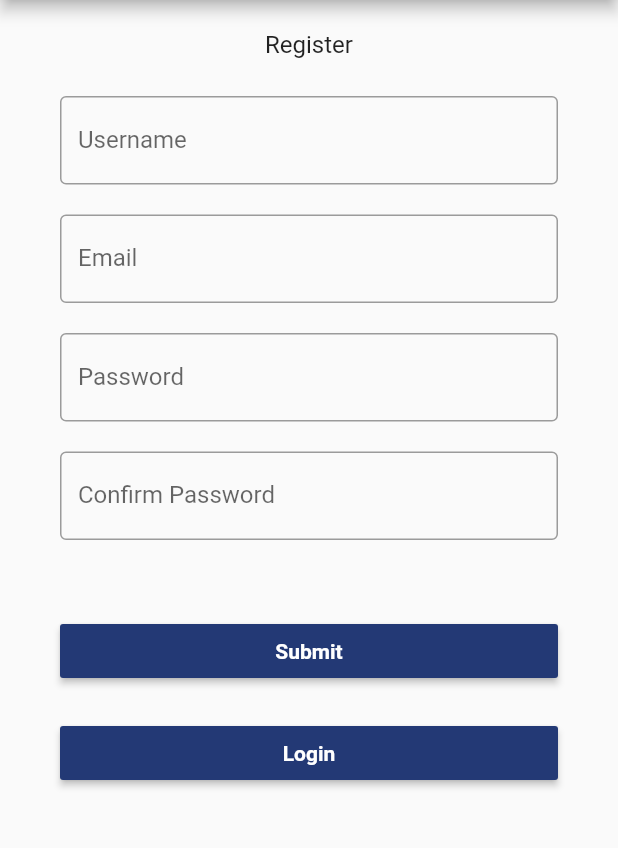
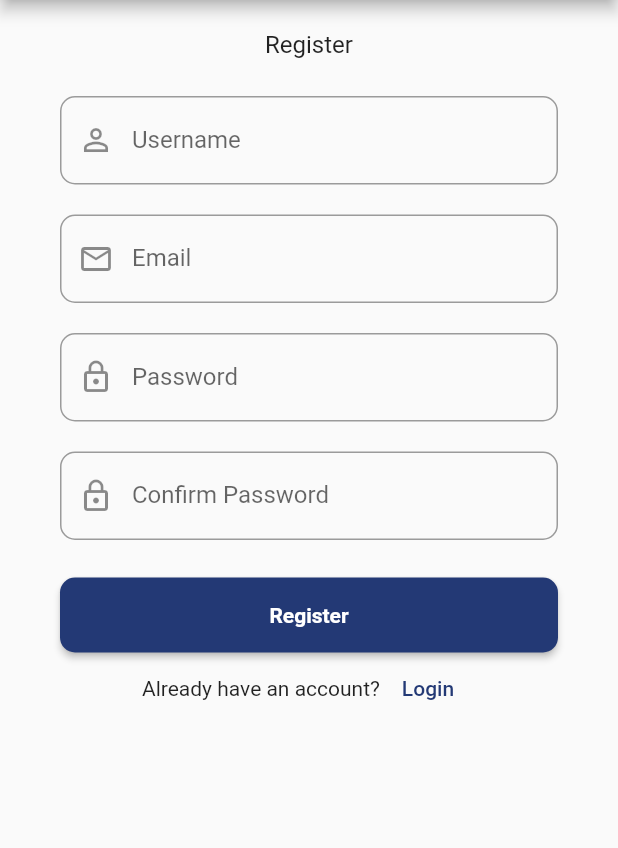
Before and after one commit to z3ro647/task3, a Flutter app: the screen it shows after launch, after a tap on "Login", after a tap on "Register", on a phone screen of 412 x 824 dp, the part 84-932 px from its top. Run offline on Flutter 3.47's test engine with Material 2 defaults, Android fonts, the phone set to English and light mode, and no system bars; our stand-ins replace sqflite; accounts and stored records are empty.

Commit message:
Redesign Login, Forget Password, Register Screen with validation

```diff
--- a/lib/main.dart
+++ b/lib/main.dart
@@ -3,6 +3,7 @@ import 'dart:async';
 import 'package:flutter/material.dart';
 import 'package:task3/color.dart';
 import 'package:task3/screen/splashscreen.dart';
+import 'package:task3/screens.dart';
 
 void main() {
   runApp(const MyApp());
--- a/lib/screen/loginscreen.dart
+++ b/lib/screen/loginscreen.dart
@@ -62,23 +62,24 @@ class _LoginScreenState extends State<LoginScreen> {
   @override
   Widget build(BuildContext context) {
     return Scaffold(
-      appBar: AppBar(
-          backgroundColor: CustomColor.blue,
-          toolbarHeight: 250,
-          title: const Center(
-            child: Text(
-              'Task 3',
-              style: TextStyle(fontSize: 25),
-            ),
-          )),
+      // appBar: AppBar(
+      //     backgroundColor: CustomColor.blue,
+      //     toolbarHeight: 250,
+      //     title: const Center(
+      //       child: Text(
+      //         'Task 3',
+      //         style: TextStyle(fontSize: 25),
+      //       ),
+      //     )),
       body: ListView(
         children: <Widget>[
-          const SizedBox(
-            height: 40,
+          SizedBox(
+            height: 220.0,
+            child: Image.asset('assets/images/reward.jpg'),
           ),
           const Text(
             'Login',
-            style: TextStyle(fontSize: 16),
+            style: TextStyle(fontSize: 20, color: CustomColor.blue),
             textAlign: TextAlign.center,
           ),
           const SizedBox(
@@ -95,6 +96,7 @@ class _LoginScreenState extends State<LoginScreen> {
                       controller: usernameOremailController,
                       labeltext: 'Username/Email',
                       hinttext: 'Username/Email',
+                      icon: Icons.person,
                       obsecure: false,
                     ),
                     const SizedBox(
@@ -104,23 +106,37 @@ class _LoginScreenState extends State<LoginScreen> {
                       controller: passwordController,
                       labeltext: 'Password',
                       hinttext: 'Password',
+                      icon: Icons.lock,
                       obsecure: true,
                     ),
                   ],
                 )),
           ),
           const SizedBox(
-            height: 20,
+            height: 5,
           ),
+          TextButton(
+              onPressed: () {
+                Navigator.push(
+                    context,
+                    MaterialPageRoute(
+                        builder: (context) => const ForgotPassword()));
+              },
+              child: const Text(
+                'Forgot Password ?',
+                style: TextStyle(color: CustomColor.blue),
+              )),
           Padding(
             padding: const EdgeInsets.symmetric(horizontal: 40),
-            child: Row(
-              mainAxisAlignment: MainAxisAlignment.spaceBetween,
-              children: <Widget>[
-                SizedBox(
-                  width: 140,
-                  child: RaisedButton(
-                    color: CustomColor.blue,
+            child: SizedBox(
+              height: 50,
+              child: ElevatedButton(
+                style: ElevatedButton.styleFrom(
+                  primary: CustomColor.blue,
+                  shape: RoundedRectangleBorder(
+                    borderRadius: BorderRadius.circular(10)
+                  )
+                ),
                 onPressed: () {
                   if (_formKey.currentState!.validate()) {
                     setState(() {
@@ -137,40 +153,24 @@ class _LoginScreenState extends State<LoginScreen> {
                 ),
               ),
             ),
-                SizedBox(
-                  width: 140,
-                  child: RaisedButton(
-                      color: CustomColor.blue,
-                      onPressed: () => Navigator.push(
+          ),
+          Row(
+            mainAxisAlignment: MainAxisAlignment.center,
+            children: [
+              const Text("Don't have an account yet?"),
+              Builder(
+                  builder: (context) => TextButton(
+                      onPressed: () {
+                        Navigator.push(
                             context,
                             MaterialPageRoute(
-                              builder: (context) => const ForgotPassword())),
-                      child: const Text(
-                        'Forgot Password',
-                        style: TextStyle(
-                            color: Colors.white, fontWeight: FontWeight.bold),
-                      )),
-                )
-              ],
-            ),
-          ),
-          const SizedBox(
-            height: 20,
-          ),
-          Padding(
-            padding: const EdgeInsets.symmetric(horizontal: 40),
-            child: RaisedButton(
-              color: CustomColor.blue,
-              onPressed: () => Navigator.push(
-                  context,
-                  MaterialPageRoute(
-                      builder: (context) => const RegisterScreen())),
+                                builder: (context) => const RegisterScreen()));
+                      },
                       child: const Text(
                         'Register',
-                style:
-                    TextStyle(color: Colors.white, fontWeight: FontWeight.bold),
-              ),
-            ),
+                        style: TextStyle(color: CustomColor.blue),
+                      ))),
+            ],
           ),
         ],
       ),
@@ -184,11 +184,13 @@ class LoginFormWidget extends StatelessWidget {
       required this.controller,
       required this.labeltext,
       required this.hinttext,
-      required this.obsecure})
+      required this.obsecure,
+      required this.icon})
       : super(key: key);
   final TextEditingController controller;
   final String labeltext;
   final String hinttext;
+  final IconData icon;
   final bool obsecure;
 
   @override
@@ -205,8 +207,12 @@ class LoginFormWidget extends StatelessWidget {
       decoration: InputDecoration(
         labelText: labeltext,
         hintText: hinttext,
-        border: const OutlineInputBorder(
-            borderSide: BorderSide(color: Colors.grey)),
+        prefixIcon: Icon(
+          icon,
+        ),
+        border: OutlineInputBorder(
+            borderRadius: BorderRadius.circular(10),
+            borderSide: const BorderSide(color: Colors.grey)),
       ),
     );
   }
--- a/lib/screen/registerscreen.dart
+++ b/lib/screen/registerscreen.dart
@@ -83,28 +83,36 @@ class _RegisterScreenState extends State<RegisterScreen> {
                   CustomInputWidget(
                       controller: usernameController,
                       labeltext: 'Username',
-                      hinttext: 'Username'),
+                      hinttext: 'Username',
+                      icon: Icons.person_outline,
+                    ),
                   const SizedBox(
                     height: 20,
                   ),
                   CustomInputWidget(
                       controller: emailController,
                       labeltext: 'Email',
-                      hinttext: 'Email'),
+                      hinttext: 'Email',
+                      icon: Icons.mail_outline
+                    ),
                   const SizedBox(
                     height: 20,
                   ),
                   CustomInputWidget(
                       controller: passwordController,
                       labeltext: 'Password',
-                      hinttext: 'Password'),
+                      hinttext: 'Password',
+                      icon: Icons.lock_outline,
+                    ),
                   const SizedBox(
                     height: 20,
                   ),
                   CustomInputWidget(
                       controller: confirmPasswordController,
                       labeltext: 'Confirm Password',
-                      hinttext: 'Confirm Password'),
+                      hinttext: 'Confirm Password',
+                      icon: Icons.lock_outline,
+                    ),
                 ],
               ),
             ),
@@ -112,13 +120,17 @@ class _RegisterScreenState extends State<RegisterScreen> {
           const SizedBox(
             height: 25,
           ),
-          const SizedBox(
-            height: 25,
-          ),
           Padding(
             padding: const EdgeInsets.symmetric(horizontal: 40),
-            child: RaisedButton(
-              color: CustomColor.blue,
+            child: SizedBox(
+              height: 50,
+              child: ElevatedButton(
+                style: ElevatedButton.styleFrom(
+                  primary: CustomColor.blue,
+                  shape: RoundedRectangleBorder(
+                    borderRadius: BorderRadius.circular(10)
+                  )
+                ),
                 onPressed: () {
                   if (_formKey.currentState!.validate()) {
                     setState(() {
@@ -138,7 +150,7 @@ class _RegisterScreenState extends State<RegisterScreen> {
                   }
                 },
                 child: const Text(
-                'Submit',
+                  'Register',
                   style: TextStyle(
                     fontWeight: FontWeight.bold,
                     color: Colors.white,
@@ -146,20 +158,20 @@ class _RegisterScreenState extends State<RegisterScreen> {
                 ),
               ),
             ),
-          const SizedBox(
-            height: 20,
           ),
-          Padding(
-            padding: const EdgeInsets.symmetric(horizontal: 40),
-            child: RaisedButton(
-              color: CustomColor.blue,
-              onPressed: () => Navigator.pop(context),
+          Row(
+            mainAxisAlignment: MainAxisAlignment.center,
+            children: [
+              const Text("Already have an account?"),
+              TextButton(
+                  onPressed: () {
+                    Navigator.pop(context);
+                  },
                   child: const Text(
                     'Login',
-                style:
-                    TextStyle(fontWeight: FontWeight.bold, color: Colors.white),
-              ),
-            ),
+                    style: TextStyle(color: CustomColor.blue),
+                  )),
+            ],
           ),
         ],
       ),
@@ -172,12 +184,13 @@ class CustomInputWidget extends StatelessWidget {
       {Key? key,
       required this.controller,
       required this.labeltext,
-      required this.hinttext})
+      required this.hinttext, required this.icon})
       : super(key: key);
 
   final TextEditingController controller;
   final String labeltext;
   final String hinttext;
+  final IconData icon;
 
   @override
   Widget build(BuildContext context) {
@@ -185,6 +198,22 @@ class CustomInputWidget extends StatelessWidget {
       validator: (value) {
         if (value == null || value.isEmpty) {
           return 'Please enter some text';
+        } else if (labeltext == 'Username') {
+          if(value.length < 5) {
+            return 'Username must be atleast 5 character';
+          }
+        } else if (labeltext == 'Email') {
+          if(!value.contains('@')) {
+            return 'Invalid Email address';
+          }
+        } else if (labeltext == 'Password') {
+          if(value.length < 6) {
+            return 'Password must be atleast 6 character';
+          }
+        } else if (labeltext == 'Confirm Password') {
+          if(value.length < 6) {
+            return 'Confirm Password must be atleast 6 character';
+          }
         }
         return null;
       },
@@ -192,8 +221,12 @@ class CustomInputWidget extends StatelessWidget {
       decoration: InputDecoration(
         labelText: labeltext,
         hintText: hinttext,
-        border: const OutlineInputBorder(
-            borderSide: BorderSide(color: Colors.grey)),
+        prefixIcon: Icon(
+          icon
+        ),
+        border: OutlineInputBorder(
+            borderRadius: BorderRadius.circular(10),
+            borderSide: const BorderSide(color: Colors.grey)),
       ),
     );
   }
--- a/pubspec.yaml
+++ b/pubspec.yaml
@@ -59,7 +59,8 @@ flutter:
   uses-material-design: true
 
   # To add assets to your application, add an assets section, like this:
-  # assets:
+  assets:
+    - assets/images/reward.jpg
   #   - images/a_dot_burr.jpeg
   #   - images/a_dot_ham.jpeg
 
```
Also changed, not shown: lib/screen/forgotpasswordscreen.dart (+95 -72 lines), assets/images/reward.jpg (added). Lines whose indentation alone changed are shown as unchanged.
